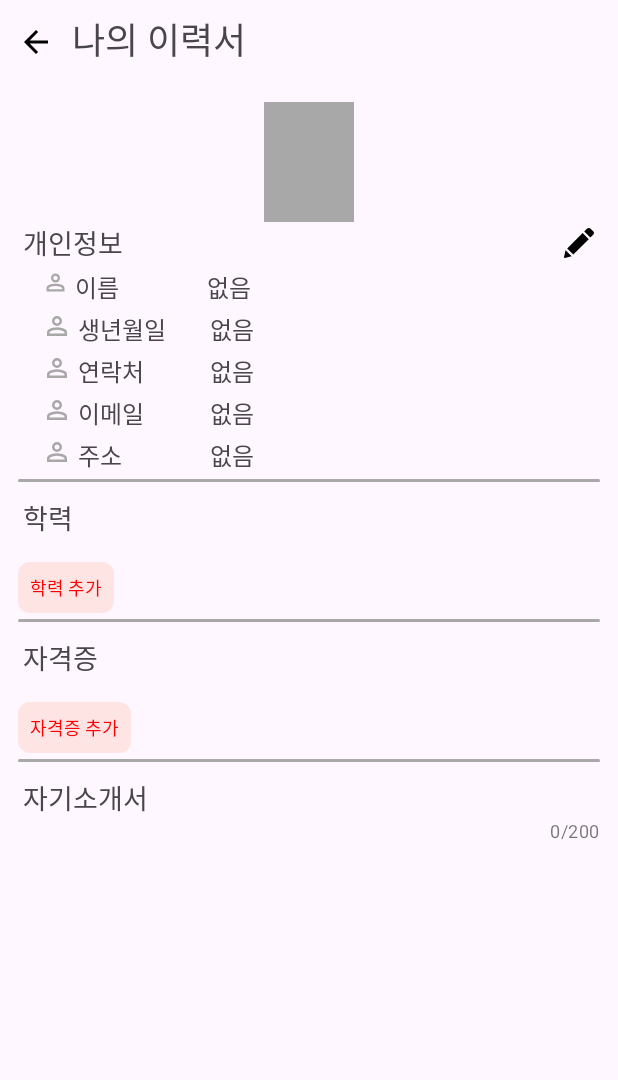
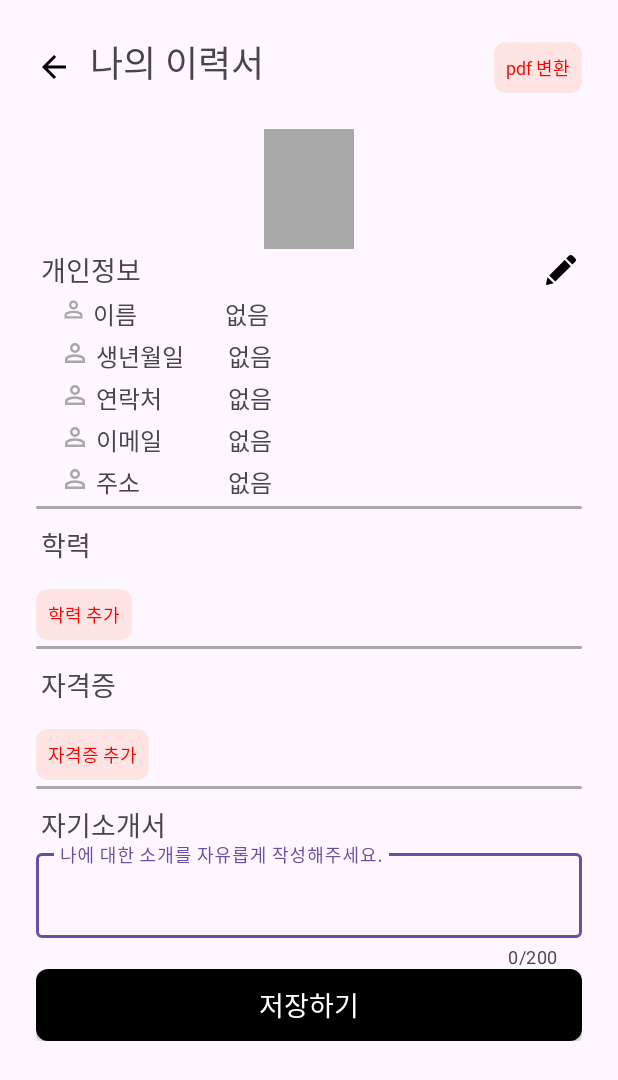
Before and after one commit to TTangho-Lee/Haedal-Hackathon, an Android app: the ResumeActivity screen opened directly, with no data from a screen before it, on a phone screen of 412 x 824 dp. Shown: the top 1080 px of the screen. Run offline under Robolectric (Android 15) with nearby library versions, the phone set to English and light mode, and no system bars.

Commit message:
이력서 액티비티 수정

```diff
--- a/app/src/main/java/com/example/parttimecalander/home/HomeActivity.java
+++ b/app/src/main/java/com/example/parttimecalander/home/HomeActivity.java
@@ -216,7 +216,7 @@ public class HomeActivity extends AppCompatActivity {
         //오늘을 포함한 일주일의 날짜를 선택
         setWeekStartEnd();
         //materialCalendarView 세팅
-        mcv=(MaterialCalendarView)findViewById(R.id.calendarView);
+        mcv = findViewById(R.id.calendarView);
         mcv.setTopbarVisible(false);
         mcv.state().edit().setMinimumDate(sunday).setMaximumDate(saturday).commit();
 
@@ -246,7 +246,7 @@ public class HomeActivity extends AppCompatActivity {
 
         // 오늘 날짜를 기준으로 주의 일요일과 토요일 계산
         sun = td_local.minusDays(dayOfWeek);        // 오늘에서 dayOfWeek만큼 빼기 -> 일요일
-        sat = td_local.plusDays(6 - dayOfWeek + 1);     // 오늘에서 (6 - dayOfWeek)만큼 더하기 -> 토요일
+        sat = td_local.plusDays(6 - dayOfWeek);     // 오늘에서 (6 - dayOfWeek)만큼 더하기 -> 토요일
 
         // 결과 확인
         sunday = CalendarDay.from(sun.getYear(), sun.getMonth().getValue(), sun.getDayOfMonth());
--- a/app/src/main/java/com/example/parttimecalander/home/resume/ResumeActivity.java
+++ b/app/src/main/java/com/example/parttimecalander/home/resume/ResumeActivity.java
@@ -1,26 +1,63 @@
 package com.example.parttimecalander.home.resume;
 
+import android.app.Activity;
 import android.os.Bundle;
+import android.widget.Button;
+import android.widget.TextView;
+import android.widget.Toast;
 
 import androidx.activity.EdgeToEdge;
 import androidx.appcompat.app.AppCompatActivity;
+import androidx.constraintlayout.widget.ConstraintLayout;
 import androidx.core.graphics.Insets;
 import androidx.core.view.ViewCompat;
 import androidx.core.view.WindowInsetsCompat;
 
+import com.example.parttimecalander.Database.User;
 import com.example.parttimecalander.R;
+import com.example.parttimecalander.databinding.ActivityResumeBinding;
 
 public class ResumeActivity extends AppCompatActivity {
+    private ActivityResumeBinding binding;
+    User user;
 
     @Override
     protected void onCreate(Bundle savedInstanceState) {
         super.onCreate(savedInstanceState);
-        EdgeToEdge.enable(this);
         setContentView(R.layout.activity_resume);
-        ViewCompat.setOnApplyWindowInsetsListener(findViewById(R.id.main), (v, insets) -> {
-            Insets systemBars = insets.getInsets(WindowInsetsCompat.Type.systemBars());
-            v.setPadding(systemBars.left, systemBars.top, systemBars.right, systemBars.bottom);
-            return insets;
+
+        binding = ActivityResumeBinding.inflate((getLayoutInflater()));
+        setContentView(binding.getRoot());
+        loadDataFromDatabase();
+        updateUI();
+    }
+
+    private void loadDataFromDatabase(){
+        //TODO: 데이터베이스에서 유저 데이터 받아오기
+    }
+    private void updateUI(){
+        if(user != null){
+            /*TODO: 채우기
+            binding.name.setText(user.name);
+            binding.birth.setText();
+            binding.phone.setText();
+            binding.email.setText();
+            binding.address.setText();
+            */
+        }
+
+        //개인정보 수정
+        binding.containerPerson.setOnClickListener(v->{
+
+        });
+        //학력 추가
+        binding.registerEdu.setOnClickListener(v->{
+            Toast.makeText(this, "test", Toast.LENGTH_SHORT).show();
+        });
+        //자격증 추가
+        binding.registerCert.setOnClickListener(v->{
+
         });
     }
+
 }
--- a/app/src/main/res/layout/activity_resume.xml
+++ b/app/src/main/res/layout/activity_resume.xml
@@ -40,6 +40,24 @@
             app:layout_constraintTop_toTopOf="parent"
             app:layout_constraintBottom_toBottomOf="parent"
             app:layout_constraintStart_toEndOf="@id/back"/>
+
+        <TextView
+            android:id="@+id/pdf_convert"
+            android:layout_width="wrap_content"
+            android:layout_height="wrap_content"
+            android:layout_marginTop="8dp"
+            android:padding="8dp"
+            android:text="pdf 변환"
+            android:textSize="12sp"
+            android:textColor="#FF0000"
+            android:fontFamily="@font/font_main"
+            android:background="@drawable/background_button_black"
+            android:backgroundTint="#FFE4E4"
+            app:layout_constraintTop_toTopOf="parent"
+            app:layout_constraintBottom_toBottomOf="parent"
+            app:layout_constraintEnd_toEndOf="parent"/>
+
+
     </androidx.constraintlayout.widget.ConstraintLayout>
 
     <!-- content -->
@@ -390,7 +408,6 @@
                     android:id="@+id/content_self_introduction"
                     android:layout_width="match_parent"
                     android:layout_height="wrap_content"
-                    style="@style/Widget.MaterialComponents.TextInputLayout.OutlinedBox"
                     app:errorEnabled="true"
                     app:hintEnabled="true"
                     app:hintAnimationEnabled="true"
@@ -399,10 +416,31 @@
                     app:counterMaxLength="200"
                     app:layout_constraintTop_toBottomOf="@id/title_self_introduction"
                     app:layout_constraintStart_toStartOf="parent"
-                    app:layout_constraintEnd_toEndOf="parent"/>
+                    app:layout_constraintEnd_toEndOf="parent">
+
+                    <com.google.android.material.textfield.TextInputEditText
+                        android:id="@+id/self_introduction_edit"
+                        android:layout_width="match_parent"
+                        android:layout_height="wrap_content"
+                        android:inputType="textMultiLine"
+                        android:maxLength="200"
+                        android:scrollbars="vertical" />
+                </com.google.android.material.textfield.TextInputLayout>
+
             </androidx.constraintlayout.widget.ConstraintLayout>
 
-
+            <androidx.appcompat.widget.AppCompatButton
+                android:id="@+id/register_button"
+                android:layout_width="0dp"
+                android:layout_height="wrap_content"
+                android:background="@drawable/background_button_black"
+                android:text="저장하기"
+                android:textSize="18sp"
+                android:fontFamily="@font/font_main"
+                android:textColor="#FFFFFF"
+                app:layout_constraintTop_toBottomOf="@id/container_self_introduction"
+                app:layout_constraintStart_toStartOf="parent"
+                app:layout_constraintEnd_toEndOf="parent" />
 
 
         </androidx.constraintlayout.widget.ConstraintLayout>
```
